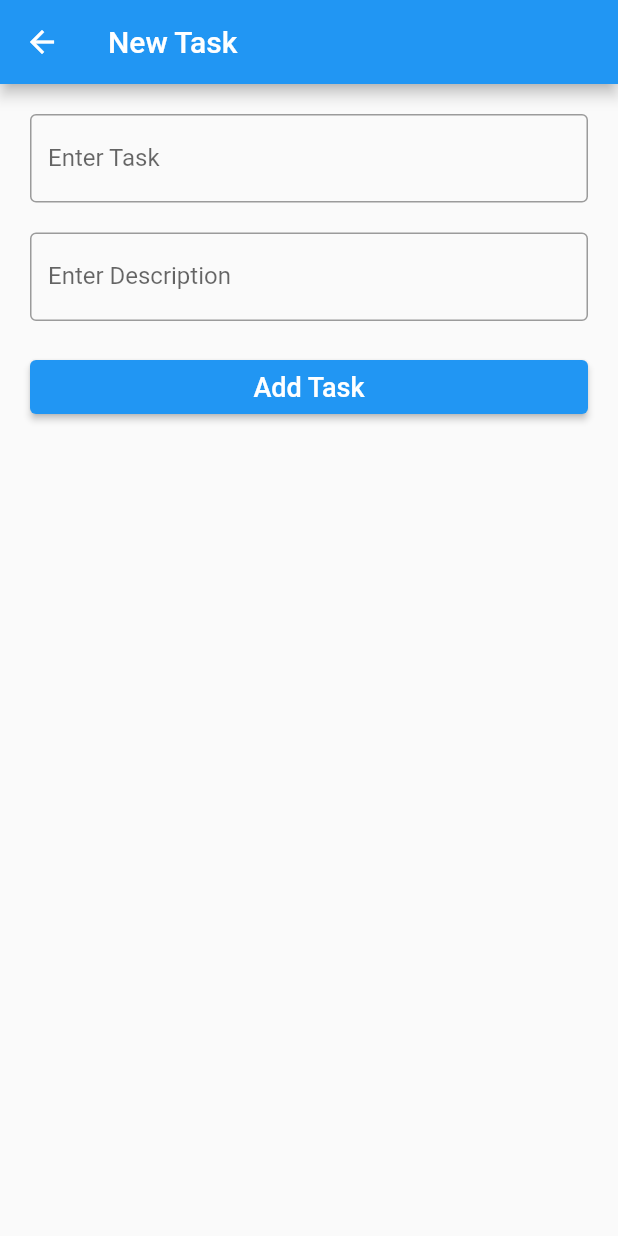
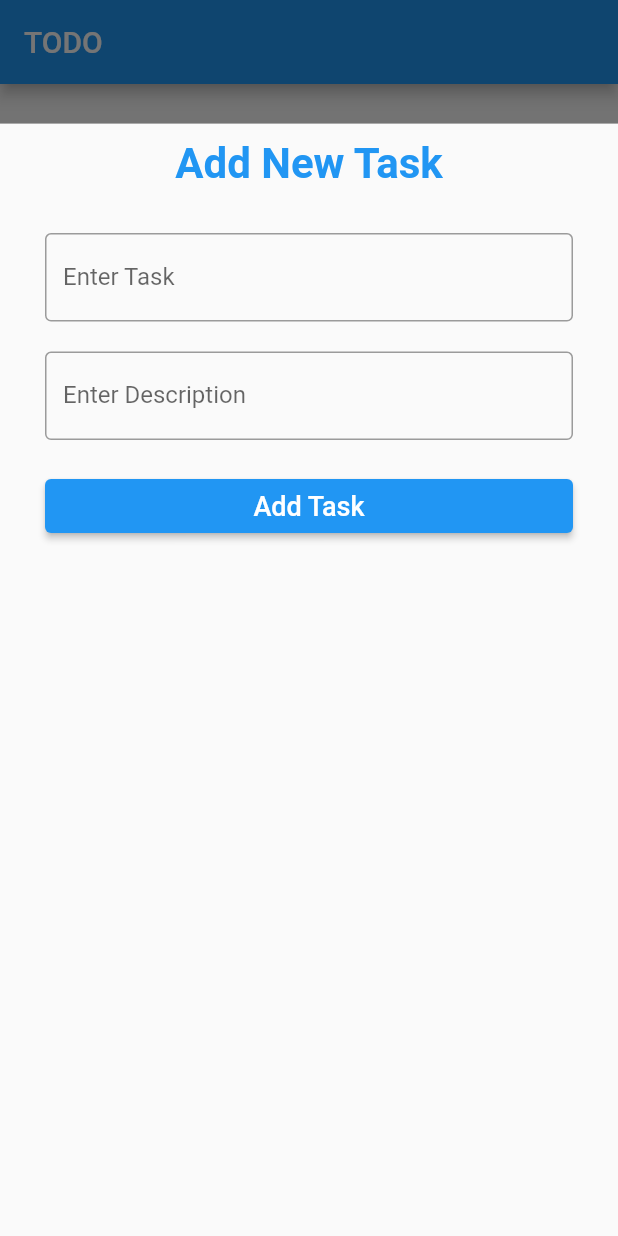
Before and after one commit to Abhiram1819/todo_app, a Flutter app: the screen it shows after launch, after a tap on the "add" icon, on a phone screen of 412 x 824 dp. Run offline on Flutter 3.47's test engine with Material 2 defaults, Android fonts, the phone set to English and light mode, and no system bars; our stand-ins replace google_fonts.

Commit message:
updated home.dart

```diff
--- a/lib/screens/home.dart
+++ b/lib/screens/home.dart
@@ -1,4 +1,5 @@
 import 'package:flutter/material.dart';
+import 'package:google_fonts/google_fonts.dart';
 import 'package:todo_app/screens/add_task.dart';
 
 class Home extends StatefulWidget {
@@ -9,6 +10,7 @@ class Home extends StatefulWidget {
 }
 
 class _HomeState extends State<Home> {
+  var tasks = [];
   @override
   Widget build(BuildContext context) {
     return Scaffold(
@@ -26,8 +28,63 @@ class _HomeState extends State<Home> {
         ),
         backgroundColor: Colors.blue,
         onPressed: () {
-          Navigator.push(
-              context, MaterialPageRoute(builder: (context) => addtask()));
+          // Navigator.push(
+          //     context, MaterialPageRoute(builder: (context) => addtask()));
+          showModalBottomSheet<void>(
+            // context and builder are
+            // required properties in this widget
+            context: context,
+            isScrollControlled: true,
+            builder: (BuildContext context) {
+              // we set up a container inside which
+              // we create center column and display text
+              return FractionallySizedBox(
+                heightFactor: 0.9,
+                child: Container(
+                  padding:EdgeInsets.only(top:10,right: 30,left:30),
+                  child: Column(
+                    mainAxisAlignment: MainAxisAlignment.start,
+                    children: <Widget>[
+                      Container(
+                        child: Text('Add New Task',style: TextStyle(
+  	                    fontWeight: FontWeight.bold, fontSize: 28, color: Colors.blue),),
+                      ),SizedBox(height: 30,),
+                      Container(
+                        child: TextField(
+                          decoration: InputDecoration(
+                              border: OutlineInputBorder(),
+                              labelText: 'Enter Task'),
+                        ),
+                      ),
+                      SizedBox(
+                        height: 20,
+                      ),
+                      Container(
+                        child: TextField(
+                          decoration: InputDecoration(
+                              border: OutlineInputBorder(),
+                              labelText: 'Enter Description'),
+                        ),
+                      ),
+                      SizedBox(
+                        height: 20,
+                      ),
+                      Container(
+                        width: double.infinity,
+                        child: ElevatedButton(
+                          onPressed: () {},
+                          child: Text(
+                            'Add Task',
+                            style: GoogleFonts.roboto(fontSize: 18),
+                          ),
+                        ),
+                      ),
+                    ],
+                  ),
+                ),
+              );
+            },
+          );
         },
       ),
     );
```
